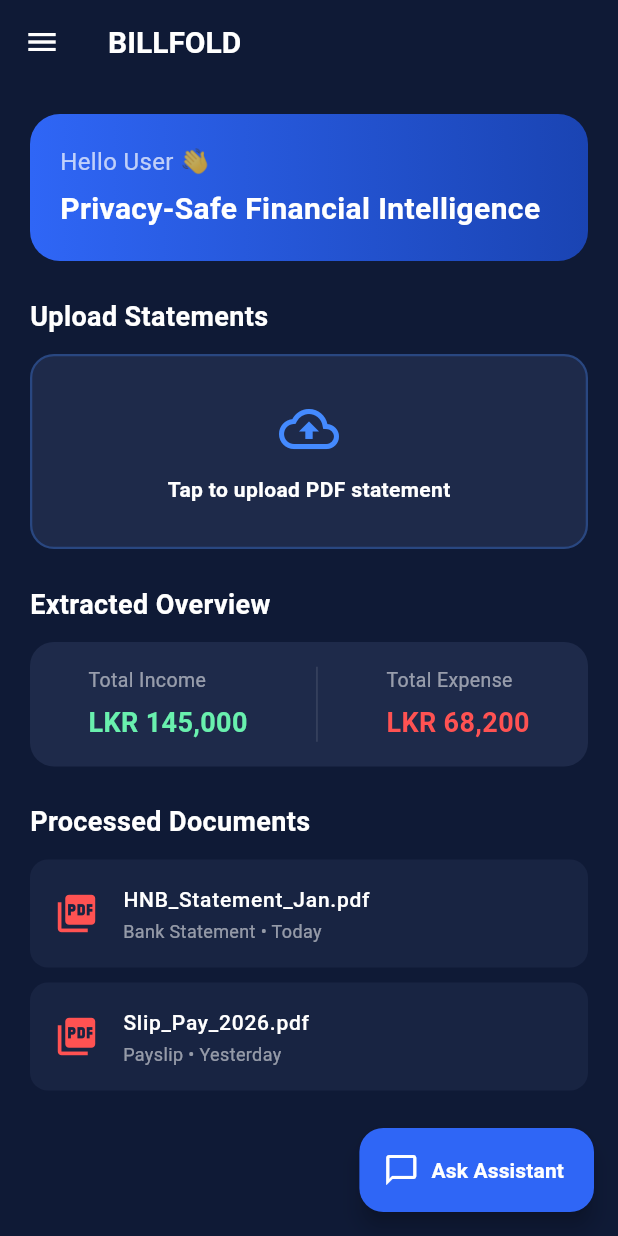
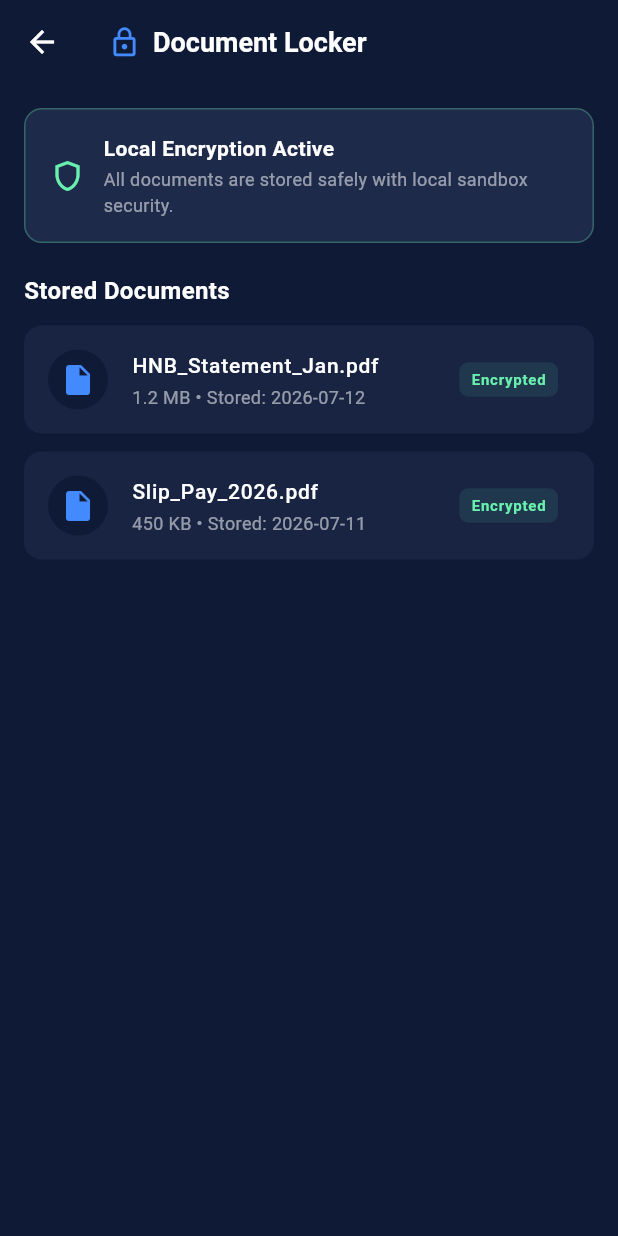
Before and after one commit to Thamindu16/billfold-application-fyp, a Flutter app: the DashboardView screen opened directly, in the side drawer, after a tap on "Document Locker", on a phone screen of 412 x 824 dp. Run offline on Flutter 3.47's test engine with Material 3 defaults, Android fonts, the phone set to English and light mode, and no system bars; missing offline and left inert: file_selector.

Commit message:
feat: updated dashboard UI and linked document locker via drawer

```diff
--- a/lib/views/auth/login_view.dart
+++ b/lib/views/auth/login_view.dart
@@ -4,7 +4,7 @@ import 'package:flutter/material.dart';
 // Connecting the Register screen so we can navigate to it when the user clicks Sign Up
 import 'register_view.dart';
 
-// Connecting the Dashboard screen so we can navigate to it upon successful login
+// Corrected relative import path to point accurately towards the Dashboard view configuration file
 import '../dashboard/dashboard_view.dart';
 
 class LoginView extends StatefulWidget {
--- a/lib/views/auth/register_view.dart
+++ b/lib/views/auth/register_view.dart
@@ -13,27 +13,33 @@ class RegisterView extends StatefulWidget {
 
 class _RegisterViewState extends State<RegisterView>
     with TickerProviderStateMixin {
+  // GlobalKey is used to access and validate the Form state from anywhere in the widget tree
   final _formKey = GlobalKey<FormState>();
 
+  // Controllers to capture and retrieve text entered by the user in the registration input fields
   final TextEditingController _nameController = TextEditingController();
   final TextEditingController _emailController = TextEditingController();
   final TextEditingController _passwordController = TextEditingController();
   final TextEditingController _confirmPasswordController =
       TextEditingController();
 
+  // State variables to toggle password visibility (True means Hidden, False means Visible)
   bool _isPasswordHidden = true;
   bool _isConfirmPasswordHidden = true;
 
+  // Animation controller and scale animation instance to drive the interactive button feedback
   late AnimationController _buttonAnimationController;
   late Animation<double> _buttonScaleAnimation;
 
   @override
   void initState() {
     super.initState();
+    // Initializing the controller with a short duration for quick button press responsiveness
     _buttonAnimationController = AnimationController(
       vsync: this,
       duration: const Duration(milliseconds: 150),
     );
+    // Defining the scale boundaries from full size to slightly shrunk when pressed
     _buttonScaleAnimation = Tween<double>(begin: 1.0, end: 0.95).animate(
       CurvedAnimation(
         parent: _buttonAnimationController,
@@ -44,6 +50,7 @@ class _RegisterViewState extends State<RegisterView>
 
   @override
   void dispose() {
+    // Clean up memory. Disposing controllers prevents memory leaks when this screen is closed
     _nameController.dispose();
     _emailController.dispose();
     _passwordController.dispose();
@@ -55,9 +62,12 @@ class _RegisterViewState extends State<RegisterView>
   @override
   Widget build(BuildContext context) {
     return Scaffold(
-      backgroundColor: const Color(0xFF0F1A36),
+      backgroundColor: const Color(
+        0xFF0F1A36,
+      ), // Deep dark blue background to match the theme
       body: Stack(
         children: [
+          // Background Art Decorative Circles to simulate the fluid design
           Positioned(
             top: -100,
             right: -50,
@@ -90,8 +100,10 @@ class _RegisterViewState extends State<RegisterView>
             ),
           ),
 
+          // Main Layout Content
           Column(
             children: [
+              // Top Section for the Premium Welcome text and Branding
               Expanded(
                 flex: 2,
                 child: SafeArea(
@@ -126,14 +138,17 @@ class _RegisterViewState extends State<RegisterView>
                 ),
               ),
 
+              // Bottom Section displaying the Curved White Floating Card for User Input
               Expanded(
                 flex: 6,
                 child: Container(
                   width: double.infinity,
                   decoration: const BoxDecoration(
-                    color: Colors.white,
+                    color: Colors.white, // Pure white surface for inputs
                     borderRadius: BorderRadius.only(
-                      topLeft: Radius.circular(36),
+                      topLeft: Radius.circular(
+                        36,
+                      ), // Creates the modern rounded layout top edge
                       topRight: Radius.circular(36),
                     ),
                   ),
@@ -144,6 +159,7 @@ class _RegisterViewState extends State<RegisterView>
                       child: Column(
                         crossAxisAlignment: CrossAxisAlignment.stretch,
                         children: [
+                          // Full Name Input Label
                           const Text(
                             "Full Name",
                             style: TextStyle(
@@ -160,6 +176,7 @@ class _RegisterViewState extends State<RegisterView>
                           ),
                           const SizedBox(height: 16),
 
+                          // Email Address Input Label
                           const Text(
                             "Email Address",
                             style: TextStyle(
@@ -176,6 +193,7 @@ class _RegisterViewState extends State<RegisterView>
                           ),
                           const SizedBox(height: 16),
 
+                          // Password Input Label
                           const Text(
                             "Password",
                             style: TextStyle(
@@ -197,6 +215,7 @@ class _RegisterViewState extends State<RegisterView>
                           ),
                           const SizedBox(height: 16),
 
+                          // Confirm Password Input Label
                           const Text(
                             "Confirm Password",
                             style: TextStyle(
@@ -219,11 +238,13 @@ class _RegisterViewState extends State<RegisterView>
                           ),
                           const SizedBox(height: 32),
 
+                          // Interactive Animated Button for modern tactile feedback
                           GestureDetector(
-                            onTapDown: (_) =>
-                                _buttonAnimationController.forward(),
+                            onTapDown: (_) => _buttonAnimationController
+                                .forward(), // Triggers the scale down animation
                             onTapUp: (_) {
-                              _buttonAnimationController.reverse();
+                              _buttonAnimationController
+                                  .reverse(); // Bounces the button scale back to normal
                               if (_formKey.currentState!.validate()) {
                                 // Directing the user to Dashboard after successful signup validation
                                 Navigator.pushReplacement(
@@ -268,6 +289,7 @@ class _RegisterViewState extends State<RegisterView>
                           ),
                           const SizedBox(height: 28),
 
+                          // Dynamic Navigation Footer link redirecting back to Login Page
                           Row(
                             mainAxisAlignment: MainAxisAlignment.center,
                             children: [
@@ -304,7 +326,7 @@ class _RegisterViewState extends State<RegisterView>
     );
   }
 
-  // Helper method for Name and Email fields
+  // Helper method for Name and Email fields to ensure premium linear gradient border layout
   Widget _buildGradientField(
     TextEditingController controller,
     String hint,
@@ -317,7 +339,9 @@ class _RegisterViewState extends State<RegisterView>
           colors: [Color(0xFF2F66F6), Color(0xFF8A2387)],
         ),
       ),
-      padding: const EdgeInsets.all(1.5),
+      padding: const EdgeInsets.all(
+        1.5,
+      ), // Inner gap width acting as the visible border stroke
       child: Container(
         decoration: BoxDecoration(
           color: Colors.grey[100],
@@ -325,10 +349,14 @@ class _RegisterViewState extends State<RegisterView>
         ),
         child: TextFormField(
           controller: controller,
+          style: const TextStyle(
+            color: Colors.black,
+          ), // Ensures text is readable against the grey surface
           decoration: InputDecoration(
             hintText: hint,
             prefixIcon: Icon(icon, color: Colors.grey),
-            border: InputBorder.none,
+            border: InputBorder
+                .none, // Suppressing default borders to showcase gradient
             contentPadding: const EdgeInsets.symmetric(
               horizontal: 16,
               vertical: 14,
@@ -341,7 +369,7 @@ class _RegisterViewState extends State<RegisterView>
     );
   }
 
-  // Helper method for Password fields
+  // Helper method for Password fields supporting visibility toggling
   Widget _buildPasswordField(
     TextEditingController controller,
     String hint,
@@ -364,6 +392,7 @@ class _RegisterViewState extends State<RegisterView>
         child: TextFormField(
           controller: controller,
           obscureText: isHidden,
+          style: const TextStyle(color: Colors.black),
           decoration: InputDecoration(
             hintText: hint,
             prefixIcon: const Icon(Icons.lock_outline, color: Colors.grey),
--- a/lib/views/dashboard/dashboard_view.dart
+++ b/lib/views/dashboard/dashboard_view.dart
@@ -2,6 +2,8 @@ import 'package:flutter/material.dart';
 // Importing the correct official file selector package
 import 'package:file_selector/file_selector.dart';
 import '../chat/chat_view.dart';
+// Document Locker එකට navigate කරන්න මේක import කරන්න ඕනේ
+import '../document/document_locker_view.dart';
 
 class DashboardView extends StatefulWidget {
   const DashboardView({super.key});
@@ -133,7 +135,16 @@ class _DashboardViewState extends State<DashboardView> {
                   "Document Locker",
                   style: TextStyle(color: Colors.white),
                 ),
-                onTap: () => Navigator.pop(context),
+                onTap: () {
+                  // Drawer එක වහලා කෙලින්ම Document Locker ස්ක්‍රීන් එකට යනවා
+                  Navigator.pop(context);
+                  Navigator.push(
+                    context,
+                    MaterialPageRoute(
+                      builder: (context) => const DocumentLockerView(),
+                    ),
+                  );
+                },
               ),
             ],
           ),
@@ -215,6 +226,7 @@ class _DashboardViewState extends State<DashboardView> {
     );
   }
 
+  // ඔයා රවුම් කරපු තැනට දාපු අලුත් Premium Text/Description Card එක
   Widget _buildWelcomeCard() {
     return Container(
       width: double.infinity,
@@ -228,18 +240,34 @@ class _DashboardViewState extends State<DashboardView> {
       child: const Column(
         crossAxisAlignment: CrossAxisAlignment.start,
         children: [
+          Row(
+            children: [
+              Icon(Icons.auto_awesome, color: Colors.cyanAccent, size: 18),
+              SizedBox(width: 8),
+              Text(
+                "INTELLIGENT VAULT",
+                style: TextStyle(
+                  color: Colors.white70,
+                  fontSize: 11,
+                  fontWeight: FontWeight.bold,
+                  letterSpacing: 1.1,
+                ),
+              ),
+            ],
+          ),
+          SizedBox(height: 8),
           Text(
-            "Hello User 👋",
-            style: TextStyle(color: Colors.white70, fontSize: 16),
+            "Secure Financial Hub",
+            style: TextStyle(
+              color: Colors.white,
+              fontSize: 22,
+              fontWeight: FontWeight.bold,
+            ),
           ),
           SizedBox(height: 6),
           Text(
-            "Privacy-Safe Financial Intelligence",
-            style: TextStyle(
-              color: Colors.white,
-              fontSize: 20,
-              fontWeight: FontWeight.bold,
-            ),
+            "Analyze statements locally and safeguard your sensitive data with premium end-to-end sandbox protection.",
+            style: TextStyle(color: Colors.white70, fontSize: 13, height: 1.4),
           ),
         ],
       ),
--- /dev/null
+++ b/lib/views/document/document_locker_view.dart
@@ -0,0 +1,188 @@
+import 'package:flutter/material.dart';
+
+class DocumentLockerView extends StatefulWidget {
+  const DocumentLockerView({super.key});
+
+  @override
+  State<DocumentLockerView> createState() => _DocumentLockerViewState();
+}
+
+class _DocumentLockerViewState extends State<DocumentLockerView> {
+  // ඔයා හදපු dynamic files list එක
+  final List<Map<String, dynamic>> _savedFiles = [
+    {
+      'name': 'HNB_Statement_Jan.pdf',
+      'size': '1.2 MB',
+      'uploaded': '2026-07-12',
+      'status': 'Encrypted',
+    },
+    {
+      'name': 'Slip_Pay_2026.pdf',
+      'size': '450 KB',
+      'uploaded': '2026-07-11',
+      'status': 'Encrypted',
+    },
+  ];
+
+  @override
+  Widget build(BuildContext context) {
+    return Scaffold(
+      backgroundColor: const Color(0xFF0F1A36),
+      appBar: AppBar(
+        backgroundColor: const Color(0xFF0F1A36),
+        elevation: 0,
+        leading: IconButton(
+          icon: const Icon(Icons.arrow_back, color: Colors.white),
+          onPressed: () {
+            // ආපහු Dashboard එකට ආරක්ෂිතව යන්න
+            Navigator.pop(context);
+          },
+        ),
+        title: const Row(
+          children: [
+            Icon(Icons.lock_outline, color: Colors.blueAccent, size: 22),
+            SizedBox(width: 8),
+            Text(
+              "Document Locker",
+              style: TextStyle(
+                color: Colors.white,
+                fontSize: 18,
+                fontWeight: FontWeight.bold,
+              ),
+            ),
+          ],
+        ),
+      ),
+      body: Padding(
+        padding: const EdgeInsets.all(16.0),
+        child: Column(
+          crossAxisAlignment: CrossAxisAlignment.start,
+          children: [
+            // Active sandbox security banner
+            Container(
+              width: double.infinity,
+              padding: const EdgeInsets.all(16),
+              decoration: BoxDecoration(
+                color: const Color(0xFF1E2A4A),
+                borderRadius: BorderRadius.circular(12),
+                border: Border.all(
+                  color: Colors.greenAccent.withValues(alpha: 0.3),
+                ),
+              ),
+              child: const Row(
+                children: [
+                  Icon(
+                    Icons.shield_outlined,
+                    color: Colors.greenAccent,
+                    size: 24,
+                  ),
+                  SizedBox(width: 12),
+                  Expanded(
+                    child: Column(
+                      crossAxisAlignment: CrossAxisAlignment.start,
+                      children: [
+                        Text(
+                          "Local Encryption Active",
+                          style: TextStyle(
+                            color: Colors.white,
+                            fontWeight: FontWeight.bold,
+                            fontSize: 14,
+                          ),
+                        ),
+                        SizedBox(height: 2),
+                        Text(
+                          "All documents are stored safely with local sandbox security.",
+                          style: TextStyle(color: Colors.white54, fontSize: 12),
+                        ),
+                      ],
+                    ),
+                  ),
+                ],
+              ),
+            ),
+            const SizedBox(height: 20),
+            const Text(
+              "Stored Documents",
+              style: TextStyle(
+                color: Colors.white,
+                fontSize: 16,
+                fontWeight: FontWeight.bold,
+              ),
+            ),
+            const SizedBox(height: 12),
+
+            // Files List view builder
+            Expanded(
+              child: _savedFiles.isEmpty
+                  ? const Center(
+                      child: Text(
+                        "No documents secured yet",
+                        style: TextStyle(color: Colors.white38),
+                      ),
+                    )
+                  : ListView.builder(
+                      itemCount: _savedFiles.length,
+                      itemBuilder: (context, index) {
+                        final file = _savedFiles[index];
+                        return Container(
+                          margin: const EdgeInsets.only(bottom: 12),
+                          decoration: BoxDecoration(
+                            color: const Color(
+                              0xFF1E2A4A,
+                            ).withValues(alpha: 0.6),
+                            borderRadius: BorderRadius.circular(12),
+                          ),
+                          child: ListTile(
+                            leading: const CircleAvatar(
+                              backgroundColor: Color(0xFF0F1A36),
+                              child: Icon(
+                                Icons.insert_drive_file,
+                                color: Colors.blueAccent,
+                              ),
+                            ),
+                            title: Text(
+                              file['name'],
+                              style: const TextStyle(
+                                color: Colors.white,
+                                fontWeight: FontWeight.w500,
+                                fontSize: 14,
+                              ),
+                            ),
+                            subtitle: Text(
+                              "${file['size']} • Stored: ${file['uploaded']}",
+                              style: const TextStyle(
+                                color: Colors.white54,
+                                fontSize: 12,
+                              ),
+                            ),
+                            trailing: Container(
+                              padding: const EdgeInsets.symmetric(
+                                horizontal: 8,
+                                vertical: 4,
+                              ),
+                              decoration: BoxDecoration(
+                                color: Colors.greenAccent.withValues(
+                                  alpha: 0.1,
+                                ),
+                                borderRadius: BorderRadius.circular(6),
+                              ),
+                              child: Text(
+                                file['status'],
+                                style: const TextStyle(
+                                  color: Colors.greenAccent,
+                                  fontSize: 10,
+                                  fontWeight: FontWeight.bold,
+                                ),
+                              ),
+                            ),
+                          ),
+                        );
+                      },
+                    ),
+            ),
+          ],
+        ),
+      ),
+    );
+  }
+}
```
